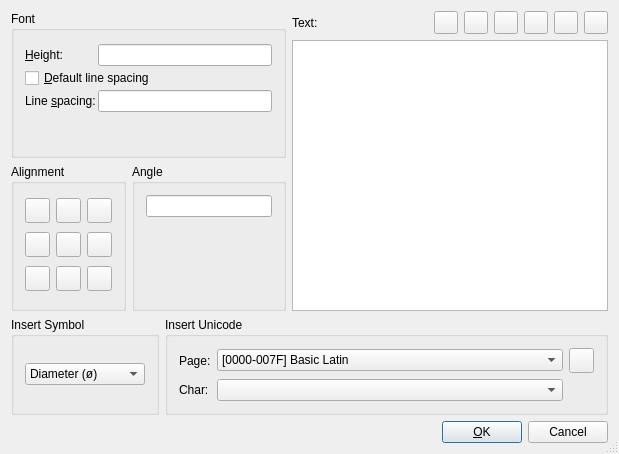
First picture: the form in librecad/src/ui/forms/qg_dlgtext.ui, repository LibreCAD/LibreCAD, before the edit.
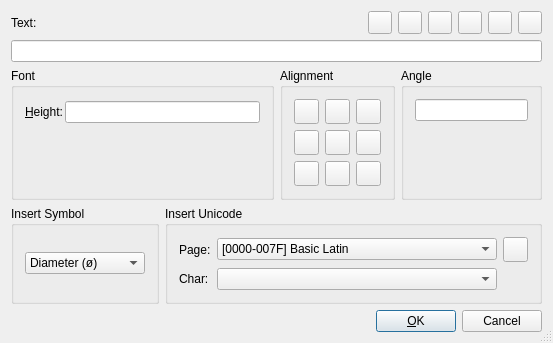
Second picture: the form after the edit. Icons and pictures are not drawn. Custom widgets are drawn as their Qt base class.

Diff of the .ui file:
```diff
--- a/librecad/src/ui/forms/qg_dlgtext.ui
+++ b/librecad/src/ui/forms/qg_dlgtext.ui
@@ -6,10 +6,16 @@
    <rect>
     <x>0</x>
     <y>0</y>
-    <width>619</width>
-    <height>454</height>
+    <width>524</width>
+    <height>313</height>
    </rect>
   </property>
+  <property name="sizePolicy">
+   <sizepolicy hsizetype="Preferred" vsizetype="Preferred">
+    <horstretch>0</horstretch>
+    <verstretch>0</verstretch>
+   </sizepolicy>
+  </property>
   <property name="windowTitle">
    <string>Text</string>
   </property>
@@ -18,9 +24,135 @@
   </property>
   <layout class="QVBoxLayout">
    <item>
+    <layout class="QVBoxLayout" name="_4">
+     <item>
     <layout class="QHBoxLayout">
      <item>
-      <layout class="QVBoxLayout">
+        <widget class="QLabel" name="lText">
+         <property name="text">
+          <string>Text:</string>
+         </property>
+         <property name="wordWrap">
+          <bool>false</bool>
+         </property>
+        </widget>
+       </item>
+       <item>
+        <spacer name="spacer4">
+         <property name="orientation">
+          <enum>Qt::Horizontal</enum>
+         </property>
+         <property name="sizeType">
+          <enum>QSizePolicy::Expanding</enum>
+         </property>
+         <property name="sizeHint" stdset="0">
+          <size>
+           <width>110</width>
+           <height>20</height>
+          </size>
+         </property>
+        </spacer>
+       </item>
+       <item>
+        <widget class="QToolButton" name="bClear">
+         <property name="toolTip">
+          <string>Clear Text</string>
+         </property>
+         <property name="text">
+          <string/>
+         </property>
+         <property name="icon">
+          <iconset resource="../../../res/extui/extui.qrc">
+           <normaloff>:/extui/filenew.png</normaloff>:/extui/filenew.png</iconset>
+         </property>
+        </widget>
+       </item>
+       <item>
+        <widget class="QToolButton" name="bLoad">
+         <property name="toolTip">
+          <string>Load Text From File</string>
+         </property>
+         <property name="text">
+          <string/>
+         </property>
+         <property name="icon">
+          <iconset resource="../../../res/extui/extui.qrc">
+           <normaloff>:/extui/fileopen.png</normaloff>:/extui/fileopen.png</iconset>
+         </property>
+        </widget>
+       </item>
+       <item>
+        <widget class="QToolButton" name="bSave">
+         <property name="toolTip">
+          <string>Save Text To File</string>
+         </property>
+         <property name="text">
+          <string/>
+         </property>
+         <property name="icon">
+          <iconset resource="../../../res/extui/extui.qrc">
+           <normaloff>:/extui/filesave.png</normaloff>:/extui/filesave.png</iconset>
+         </property>
+        </widget>
+       </item>
+       <item>
+        <widget class="QToolButton" name="bCut">
+         <property name="toolTip">
+          <string>Cut</string>
+         </property>
+         <property name="text">
+          <string/>
+         </property>
+         <property name="icon">
+          <iconset resource="../../../res/extui/extui.qrc">
+           <normaloff>:/extui/editcut.png</normaloff>:/extui/editcut.png</iconset>
+         </property>
+        </widget>
+       </item>
+       <item>
+        <widget class="QToolButton" name="bCopy">
+         <property name="toolTip">
+          <string>Copy</string>
+         </property>
+         <property name="text">
+          <string/>
+         </property>
+         <property name="icon">
+          <iconset resource="../../../res/extui/extui.qrc">
+           <normaloff>:/extui/editcopy.png</normaloff>:/extui/editcopy.png</iconset>
+         </property>
+        </widget>
+       </item>
+       <item>
+        <widget class="QToolButton" name="bPaste">
+         <property name="toolTip">
+          <string>Paste</string>
+         </property>
+         <property name="text">
+          <string/>
+         </property>
+         <property name="icon">
+          <iconset resource="../../../res/extui/extui.qrc">
+           <normaloff>:/extui/editpaste.png</normaloff>:/extui/editpaste.png</iconset>
+         </property>
+        </widget>
+       </item>
+      </layout>
+     </item>
+     <item>
+      <widget class="QLineEdit" name="teText">
+       <property name="linkUnderline" stdset="0">
+        <bool>false</bool>
+       </property>
+      </widget>
+     </item>
+    </layout>
+   </item>
+   <item>
+    <layout class="QHBoxLayout" name="_5">
+     <property name="sizeConstraint">
+      <enum>QLayout::SetMinimumSize</enum>
+     </property>
        <item>
         <widget class="QGroupBox" name="bgFont">
          <property name="sizePolicy">
@@ -59,7 +191,7 @@
             </property>
            </widget>
           </item>
-          <item row="5" column="1">
+        <item row="3" column="1">
            <spacer name="spacer2_2">
             <property name="orientation">
              <enum>Qt::Vertical</enum>
@@ -85,66 +217,27 @@
             </property>
            </widget>
           </item>
-          <item row="5" column="0">
-           <spacer name="spacer2">
-            <property name="orientation">
-             <enum>Qt::Vertical</enum>
-            </property>
-            <property name="sizeType">
-             <enum>QSizePolicy::Expanding</enum>
-            </property>
-            <property name="sizeHint" stdset="0">
-             <size>
-              <width>20</width>
-              <height>16</height>
-             </size>
-            </property>
-           </spacer>
-          </item>
           <item row="3" column="0">
-           <widget class="QLabel" name="lLineSpacingFactor">
-            <property name="text">
-             <string>Line &amp;spacing:</string>
-            </property>
-            <property name="wordWrap">
-             <bool>false</bool>
-            </property>
-            <property name="buddy">
-             <cstring>leLineSpacingFactor</cstring>
-            </property>
-           </widget>
-          </item>
-          <item row="3" column="1">
-           <widget class="QLineEdit" name="leLineSpacingFactor">
-            <property name="sizePolicy">
-             <sizepolicy hsizetype="Expanding" vsizetype="Fixed">
-              <horstretch>0</horstretch>
-              <verstretch>0</verstretch>
-             </sizepolicy>
-            </property>
-           </widget>
-          </item>
-          <item row="2" column="0" colspan="2">
-           <widget class="QCheckBox" name="cbDefault">
-            <property name="sizePolicy">
-             <sizepolicy hsizetype="Expanding" vsizetype="Fixed">
-              <horstretch>0</horstretch>
-              <verstretch>0</verstretch>
-             </sizepolicy>
-            </property>
-            <property name="text">
-             <string>&amp;Default line spacing</string>
-            </property>
-            <property name="shortcut">
-             <string>Alt+D</string>
-            </property>
-           </widget>
+         <spacer name="spacer2">
+          <property name="orientation">
+           <enum>Qt::Vertical</enum>
+          </property>
+          <property name="sizeType">
+           <enum>QSizePolicy::Expanding</enum>
+          </property>
+          <property name="sizeHint" stdset="0">
+           <size>
+            <width>20</width>
+            <height>16</height>
+           </size>
+          </property>
+         </spacer>
           </item>
          </layout>
         </widget>
        </item>
        <item>
-        <layout class="QHBoxLayout">
+      <layout class="QHBoxLayout" name="_6">
          <item>
           <widget class="QGroupBox" name="bgAlignment">
            <property name="sizePolicy">
@@ -424,7 +517,7 @@
          <item>
           <widget class="QGroupBox" name="bgShape">
            <property name="sizePolicy">
-            <sizepolicy hsizetype="Minimum" vsizetype="Preferred">
+          <sizepolicy hsizetype="Minimum" vsizetype="Minimum">
              <horstretch>0</horstretch>
              <verstretch>0</verstretch>
             </sizepolicy>
@@ -473,134 +566,7 @@
       </layout>
      </item>
      <item>
-      <layout class="QVBoxLayout">
-       <item>
-        <layout class="QHBoxLayout">
-         <item>
-          <widget class="QLabel" name="lText">
-           <property name="text">
-            <string>Text:</string>
-           </property>
-           <property name="wordWrap">
-            <bool>false</bool>
-           </property>
-          </widget>
-         </item>
-         <item>
-          <spacer name="spacer4">
-           <property name="orientation">
-            <enum>Qt::Horizontal</enum>
-           </property>
-           <property name="sizeType">
-            <enum>QSizePolicy::Expanding</enum>
-           </property>
-           <property name="sizeHint" stdset="0">
-            <size>
-             <width>110</width>
-             <height>20</height>
-            </size>
-           </property>
-          </spacer>
-         </item>
-         <item>
-          <widget class="QToolButton" name="bClear">
-           <property name="toolTip">
-            <string>Clear Text</string>
-           </property>
-           <property name="text">
-            <string/>
-           </property>
-           <property name="icon">
-            <iconset>
-             <normaloff>:/extui/filenew.png</normaloff>:/extui/filenew.png</iconset>
-           </property>
-          </widget>
-         </item>
-         <item>
-          <widget class="QToolButton" name="bLoad">
-           <property name="toolTip">
-            <string>Load Text From File</string>
-           </property>
-           <property name="text">
-            <string/>
-           </property>
-           <property name="icon">
-            <iconset>
-             <normaloff>:/extui/fileopen.png</normaloff>:/extui/fileopen.png</iconset>
-           </property>
-          </widget>
-         </item>
-         <item>
-          <widget class="QToolButton" name="bSave">
-           <property name="toolTip">
-            <string>Save Text To File</string>
-           </property>
-           <property name="text">
-            <string/>
-           </property>
-           <property name="icon">
-            <iconset>
-             <normaloff>:/extui/filesave.png</normaloff>:/extui/filesave.png</iconset>
-           </property>
-          </widget>
-         </item>
-         <item>
-          <widget class="QToolButton" name="bCut">
-           <property name="toolTip">
-            <string>Cut</string>
-           </property>
-           <property name="text">
-            <string/>
-           </property>
-           <property name="icon">
-            <iconset>
-             <normaloff>:/extui/editcut.png</normaloff>:/extui/editcut.png</iconset>
-           </property>
-          </widget>
-         </item>
-         <item>
-          <widget class="QToolButton" name="bCopy">
-           <property name="toolTip">
-            <string>Copy</string>
-           </property>
-           <property name="text">
-            <string/>
-           </property>
-           <property name="icon">
-            <iconset>
-             <normaloff>:/extui/editcopy.png</normaloff>:/extui/editcopy.png</iconset>
-           </property>
-          </widget>
-         </item>
-         <item>
-          <widget class="QToolButton" name="bPaste">
-           <property name="toolTip">
-            <string>Paste</string>
-           </property>
-           <property name="text">
-            <string/>
-           </property>
-           <property name="icon">
-            <iconset>
-             <normaloff>:/extui/editpaste.png</normaloff>:/extui/editpaste.png</iconset>
-           </property>
-          </widget>
-         </item>
-        </layout>
-       </item>
-       <item>
-        <widget class="QTextEdit" name="teText">
-         <property name="linkUnderline" stdset="0">
-          <bool>false</bool>
-         </property>
-        </widget>
-       </item>
-      </layout>
-     </item>
-    </layout>
-   </item>
-   <item>
-    <layout class="QHBoxLayout">
+    <layout class="QHBoxLayout" name="_2">
      <item>
       <widget class="QGroupBox" name="buttonGroup7">
        <property name="sizePolicy">
@@ -1331,7 +1297,7 @@
     </layout>
    </item>
    <item>
-    <layout class="QHBoxLayout">
+    <layout class="QHBoxLayout" name="_3">
      <item>
       <spacer name="Horizontal Spacing2">
        <property name="orientation">
```
Left out of the diff: 200 changed lines with no effect on the pictures. Lines whose indentation alone changed are shown as unchanged.
